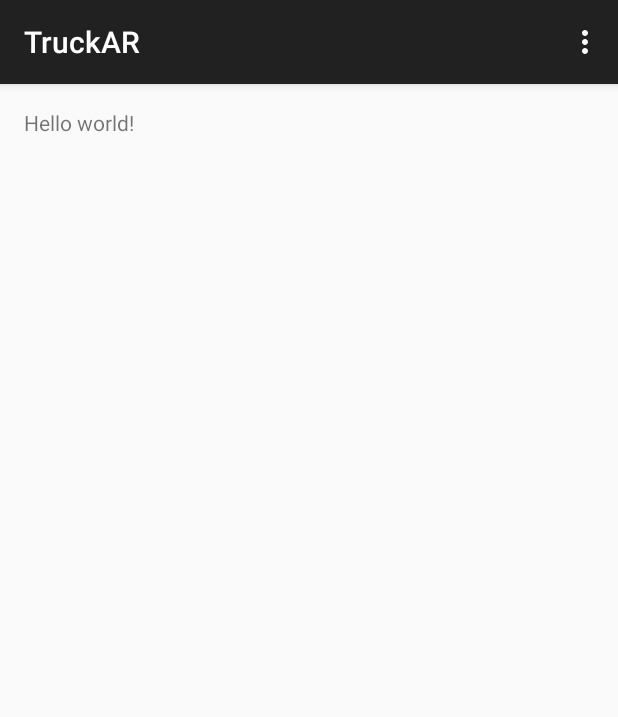
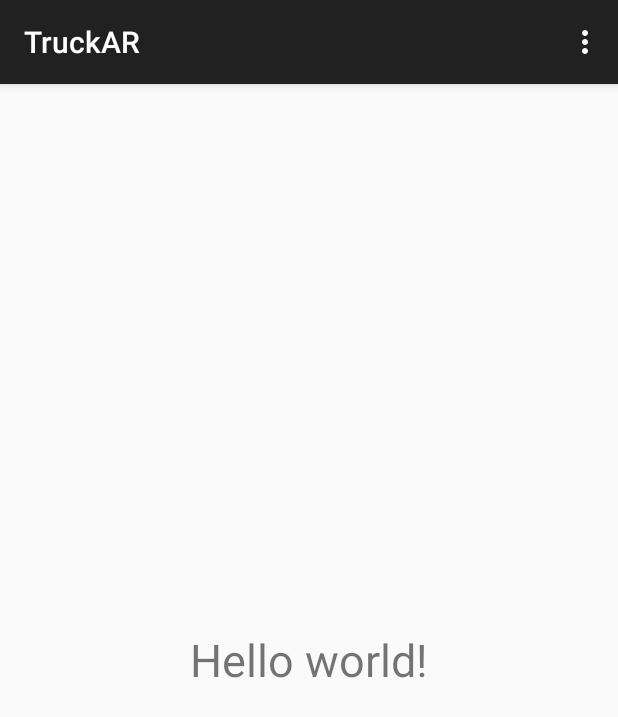
Before and after one commit to Mik-pe/TruckAR, an Android app: the screen it shows after launch (MainActivity), on a phone screen of 412 x 824 dp. Shown: the top 717 px of the screen. Run offline under Robolectric (Android 15) with nearby library versions, the phone set to English and light mode, and no system bars.

Commit message:
Minor fix

```diff
--- a/TruckAR/app/src/main/res/layout/activity_main.xml
+++ b/TruckAR/app/src/main/res/layout/activity_main.xml
@@ -6,6 +6,8 @@
     android:paddingBottom="@dimen/activity_vertical_margin" tools:context=".MainActivity">
 
     <TextView android:text="@string/hello_world" android:layout_width="wrap_content"
-        android:layout_height="wrap_content" />
+        android:layout_height="wrap_content"
+        android:layout_centerInParent="true"
+        android:textSize="30sp" />
 
 </RelativeLayout>
```
